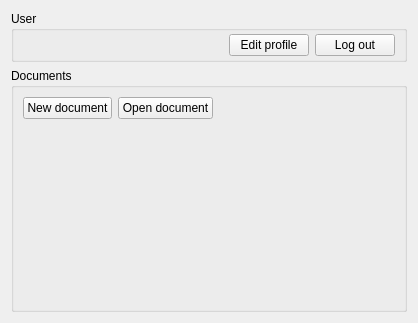
Before: the Qt Designer form GUI/ui/gui_menu.ui in GiuliCler/GIMPteam, drawn with Qt 5.
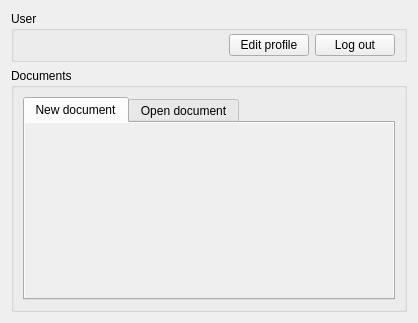
After: the same form once the commit is applied. Icons and pictures are not drawn.

```diff
--- a/GUI/ui/gui_menu.ui
+++ b/GUI/ui/gui_menu.ui
@@ -13,8 +13,8 @@
   <property name="windowTitle">
    <string>Form</string>
   </property>
-  <layout class="QVBoxLayout" name="verticalLayout" stretch="0,0">
-   <item>
+  <layout class="QGridLayout" name="gridLayout">
+   <item row="0" column="0">
     <widget class="QGroupBox" name="userGroupBox">
      <property name="title">
       <string>User</string>
@@ -91,52 +91,44 @@
      </layout>
     </widget>
    </item>
-   <item>
-    <widget class="QGroupBox" name="groupBox">
+   <item row="1" column="0">
+    <widget class="QGroupBox" name="documentGroupBox">
      <property name="title">
       <string>Documents</string>
      </property>
-     <layout class="QGridLayout" name="gridLayout">
-      <item row="0" column="0">
-       <widget class="QPushButton" name="newdocPushButton">
-        <property name="text">
-         <string>New document</string>
+     <layout class="QVBoxLayout" name="verticalLayout" stretch="0">
+      <item>
+       <widget class="QTabWidget" name="tabWidget">
+        <property name="currentIndex">
+         <number>0</number>
         </property>
+        <widget class="QWidget" name="newdocTab">
+         <property name="sizePolicy">
+          <sizepolicy hsizetype="Expanding" vsizetype="Expanding">
+           <horstretch>0</horstretch>
+           <verstretch>0</verstretch>
+          </sizepolicy>
+         </property>
+         <property name="accessibleName">
+          <string/>
+         </property>
+         <property name="autoFillBackground">
+          <bool>true</bool>
+         </property>
+         <attribute name="title">
+          <string>New document</string>
+         </attribute>
+        </widget>
+        <widget class="QWidget" name="opendocTab">
+         <property name="autoFillBackground">
+          <bool>true</bool>
+         </property>
+         <attribute name="title">
+          <string>Open document</string>
+         </attribute>
+        </widget>
        </widget>
       </item>
-      <item row="0" column="1">
-       <widget class="QPushButton" name="opendocPushButton">
-        <property name="text">
-         <string>Open document</string>
-        </property>
-       </widget>
-      </item>
-      <item row="0" column="2">
-       <spacer name="horizontalSpacer_2">
-        <property name="orientation">
-         <enum>Qt::Horizontal</enum>
-        </property>
-        <property name="sizeHint" stdset="0">
-         <size>
-          <width>202</width>
-          <height>20</height>
-         </size>
-        </property>
-       </spacer>
-      </item>
-      <item row="1" column="0">
-       <spacer name="verticalSpacer">
-        <property name="orientation">
-         <enum>Qt::Vertical</enum>
-        </property>
-        <property name="sizeHint" stdset="0">
-         <size>
-          <width>20</width>
-          <height>163</height>
-         </size>
-        </property>
-       </spacer>
-      </item>
      </layout>
     </widget>
    </item>
```
Left out of the diff: 6 changed lines with no effect on the pictures.
